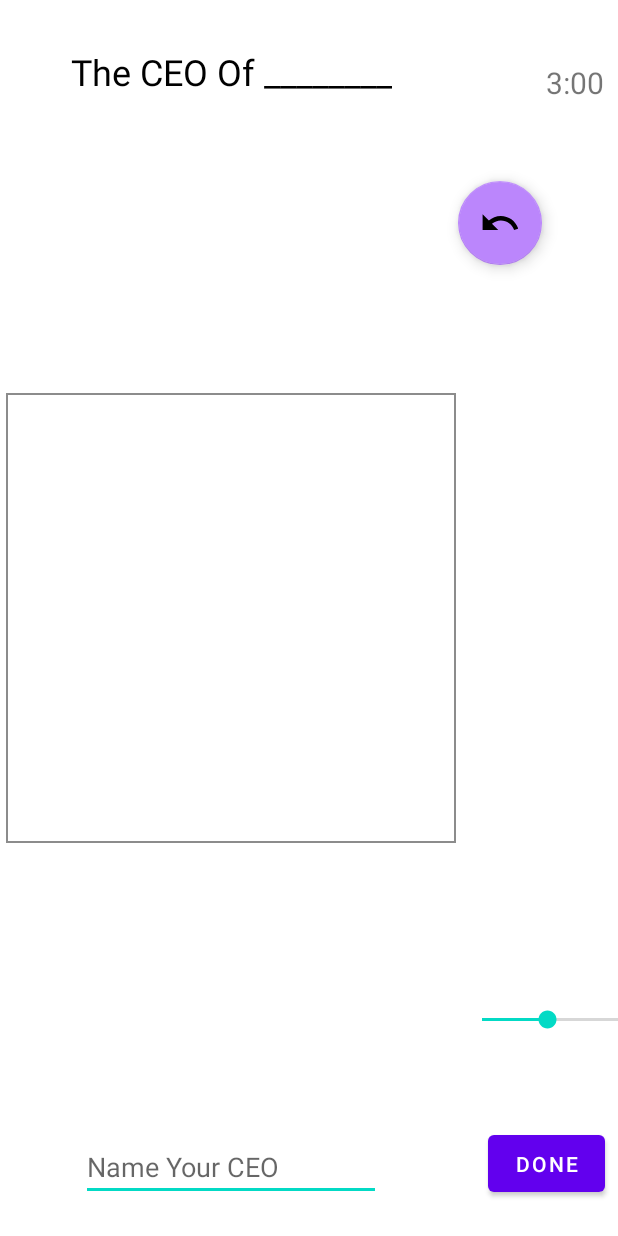
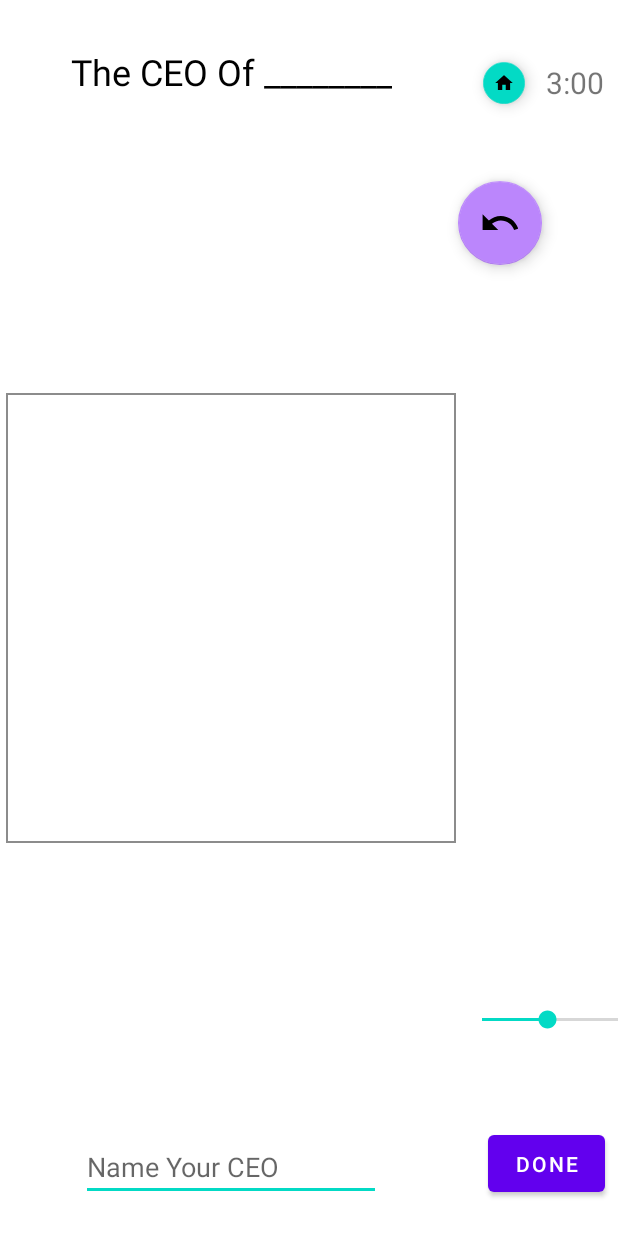
Before and after one commit to AaronCohen21/ChiefdUp, an Android app: the layout draw_screen.xml on its own in the app's theme, with its tools: preview values and no code run, on a phone screen of 412 x 824 dp. Run offline under Robolectric (Android 15) with nearby library versions, the phone set to English and light mode, and no system bars.

Commit message:
add home button to draw_screen and bug fix for DrawCanvas.undo()

```diff
--- a/app/src/main/java/com/aaroncohen/chiefdup/DrawCanvas.java
+++ b/app/src/main/java/com/aaroncohen/chiefdup/DrawCanvas.java
@@ -24,6 +24,8 @@ public class DrawCanvas extends View {
 
     private Paint paint;
     private Path path;
+
+    private boolean pathHasContent;
 
     //used to store old lines with their specific paths and paints
     class OldLine {
@@ -78,10 +80,12 @@ public class DrawCanvas extends View {
 
         switch (event.getAction()) {
             case MotionEvent.ACTION_DOWN:
+                pathHasContent = false;
                 path.moveTo(xPos, yPos);
                 return true;
 
             case MotionEvent.ACTION_MOVE:
+                pathHasContent = true;
                 path.lineTo(xPos, yPos);
                 break;
 
@@ -91,6 +95,7 @@ public class DrawCanvas extends View {
                 this allows there to be an undo() function
                  */
 
+                if (pathHasContent) {
                     //preserve color and width
                     @ColorInt int color = paint.getColor();
                     float width = paint.getStrokeWidth();
@@ -110,10 +115,12 @@ public class DrawCanvas extends View {
                     //restore current settings
                     paint.setColor(color);
                     paint.setStrokeWidth(width);
+                }
                 break;
 
             default:
                 return false;
+
         }
 
         invalidate();
--- a/app/src/main/res/layout/draw_screen.xml
+++ b/app/src/main/res/layout/draw_screen.xml
@@ -5,6 +5,20 @@
     xmlns:tools="http://schemas.android.com/tools"
     android:layout_width="match_parent"
     android:layout_height="match_parent">
+
+    <com.google.android.material.floatingactionbutton.FloatingActionButton
+        android:id="@+id/drawScreenHomeButton"
+        android:layout_width="wrap_content"
+        android:layout_height="wrap_content"
+        android:clickable="true"
+        android:scaleX="0.5"
+        android:scaleY="0.5"
+        app:layout_constraintBottom_toBottomOf="@+id/timeLeft"
+        app:layout_constraintEnd_toStartOf="@+id/timeLeft"
+        app:layout_constraintHorizontal_bias="1.0"
+        app:layout_constraintStart_toStartOf="parent"
+        app:layout_constraintTop_toTopOf="@+id/timeLeft"
+        app:srcCompat="@drawable/ic_home_foreground" />
 
     <Button
         android:id="@+id/doneButton"
```
Also changed, not shown: app/src/main/java/com/aaroncohen/chiefdup/MainActivity.java (+31 -0 lines). Lines whose indentation alone changed are shown as unchanged.
